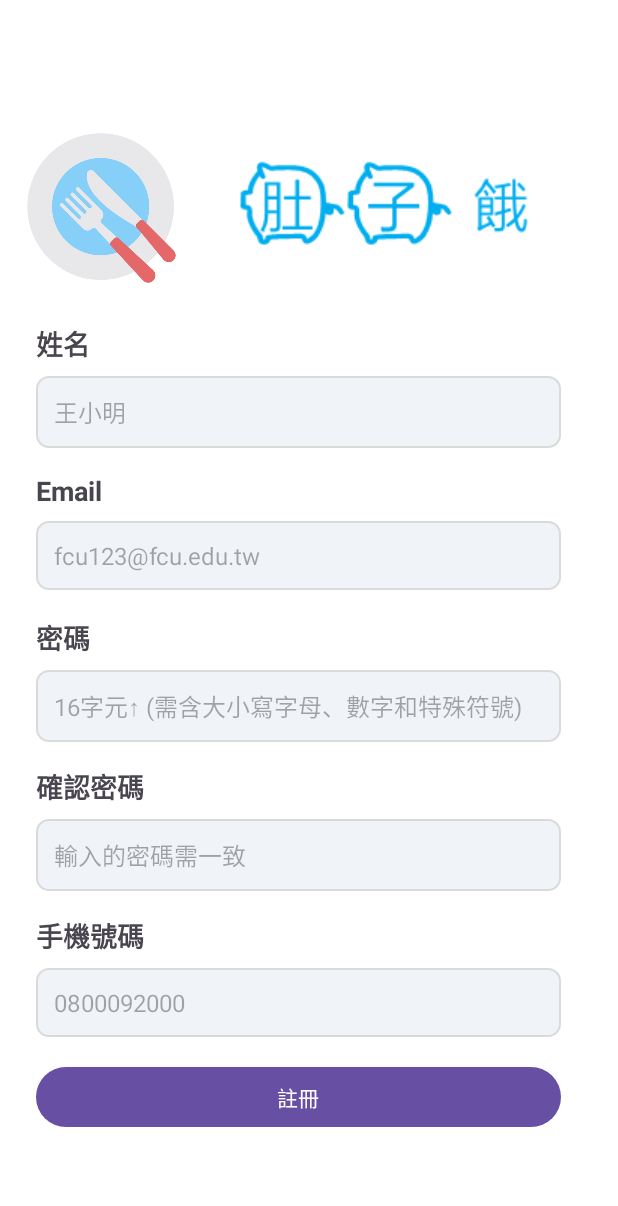
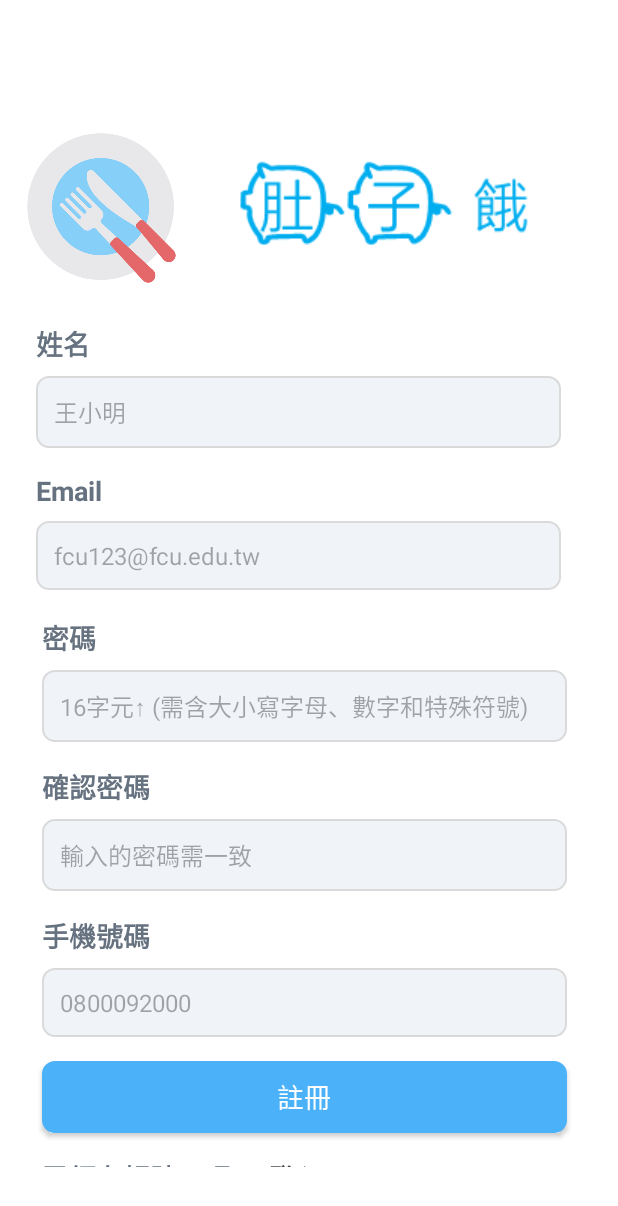
Before and after one commit to WhitePomeranian/Mobile-Application-Development_Hungry, an Android app: the screen it shows after launch (MainActivity), on a phone screen of 412 x 824 dp. Shown: the top 1206 px of the screen. Run offline under Robolectric (Android 15) with nearby library versions, the phone set to English and light mode, and no system bars.

Commit message:
新增button_background.xml來設計註冊按鈕的背景

```diff
--- /dev/null
+++ b/app/src/main/res/drawable/button_background.xml
@@ -0,0 +1,6 @@
+<?xml version="1.0" encoding="utf-8"?>
+<shape xmlns:android="http://schemas.android.com/apk/res/android">
+    <solid android:color="@color/login_register_btn_background"/>  <!-- 背景顏色 -->
+    <corners android:radius="8dp"/>  <!-- 圓角半徑 -->
+    <stroke android:width="1dp" android:color="@color/login_register_btn_border"/>  <!-- 邊框 -->
+</shape>
--- a/app/src/main/res/drawable/edittext_background.xml
+++ b/app/src/main/res/drawable/edittext_background.xml
@@ -1,6 +1,6 @@
 <?xml version="1.0" encoding="utf-8"?>
 <shape xmlns:android="http://schemas.android.com/apk/res/android">
-    <solid android:color="@color/login_and_register_input_background"/>  <!-- 背景顏色 -->
+    <solid android:color="@color/login_register_input_background"/>  <!-- 背景顏色 -->
     <corners android:radius="8dp"/>  <!-- 圓角半徑 -->
-    <stroke android:width="1dp" android:color="@color/login_and_register_input_border"/>  <!-- 邊框 -->
+    <stroke android:width="1dp" android:color="@color/login_register_input_border"/>  <!-- 邊框 -->
 </shape>
--- a/app/src/main/res/layout/activity_main.xml
+++ b/app/src/main/res/layout/activity_main.xml
@@ -49,6 +49,7 @@
                 android:layout_marginTop="8dp"
                 android:text="@string/username_title"
                 android:textAppearance="@style/TextAppearance.AppCompat.Medium"
+                android:textColor="@color/login_register_title"
                 android:textStyle="bold"
                 app:layout_constraintStart_toStartOf="parent"
                 app:layout_constraintTop_toBottomOf="@+id/iv_app_logo" />
@@ -79,6 +80,7 @@
                 android:layout_marginTop="72dp"
                 android:text="@string/email_title"
                 android:textAppearance="@style/TextAppearance.AppCompat.Medium"
+                android:textColor="@color/login_register_title"
                 android:textStyle="bold"
                 app:layout_constraintEnd_toEndOf="@+id/tv_name"
                 app:layout_constraintHorizontal_bias="0.0"
@@ -111,9 +113,10 @@
                 android:layout_marginTop="72dp"
                 android:text="@string/password_title"
                 android:textAppearance="@style/TextAppearance.AppCompat.Medium"
+                android:textColor="@color/login_register_title"
                 android:textStyle="bold"
-                app:layout_constraintEnd_toEndOf="@+id/tv_name"
-                app:layout_constraintStart_toStartOf="@+id/tv_name"
+                app:layout_constraintEnd_toEndOf="@+id/tv_email"
+                app:layout_constraintStart_toStartOf="@+id/tv_email"
                 app:layout_constraintTop_toBottomOf="@+id/tv_email" />
 
             <EditText
@@ -142,6 +145,7 @@
                 android:layout_marginTop="72dp"
                 android:text="@string/confirm_password_title"
                 android:textAppearance="@style/TextAppearance.AppCompat.Medium"
+                android:textColor="@color/login_register_title"
                 android:textStyle="bold"
                 app:layout_constraintEnd_toEndOf="@+id/tv_password"
                 app:layout_constraintHorizontal_bias="0.0"
@@ -173,6 +177,7 @@
                 android:layout_marginTop="72dp"
                 android:text="@string/phone_title"
                 android:textAppearance="@style/TextAppearance.AppCompat.Medium"
+                android:textColor="@color/login_register_title"
                 android:textStyle="bold"
                 app:layout_constraintEnd_toEndOf="@+id/tv_confirm_password"
                 app:layout_constraintStart_toStartOf="@+id/tv_confirm_password"
@@ -197,16 +202,47 @@
                 app:layout_constraintTop_toBottomOf="@+id/tv_phone"
                 app:layout_constraintWidth_percent="0.85" />
 
-            <Button
-                android:id="@+id/button"
+            <androidx.appcompat.widget.AppCompatButton
+                android:id="@+id/register_btn"
                 android:layout_width="0dp"
                 android:layout_height="wrap_content"
                 android:layout_marginTop="16dp"
+                android:background="@drawable/button_background"
                 android:text="@string/register_btn"
+                android:textAppearance="@style/TextAppearance.AppCompat.Medium"
+                android:textColor="@color/white"
                 app:layout_constraintEnd_toEndOf="@+id/et_phone"
                 app:layout_constraintStart_toStartOf="@+id/et_phone"
                 app:layout_constraintTop_toBottomOf="@+id/et_phone"
                 app:layout_constraintWidth_percent="0.85" />
+
+            <TextView
+                android:id="@+id/textView3"
+                android:layout_width="wrap_content"
+                android:layout_height="wrap_content"
+                android:layout_marginTop="16dp"
+                android:layout_marginBottom="200dp"
+                android:text="@string/already_have_account"
+                android:textAppearance="@style/TextAppearance.AppCompat.Medium"
+                android:textColor="@color/login_register_title"
+                android:textStyle="bold"
+                app:layout_constraintBottom_toBottomOf="parent"
+                app:layout_constraintEnd_toEndOf="@+id/tv_phone"
+                app:layout_constraintHorizontal_bias="0.0"
+                app:layout_constraintStart_toStartOf="@+id/tv_phone"
+                app:layout_constraintTop_toBottomOf="@+id/register_btn" />
+
+            <TextView
+                android:id="@+id/textView4"
+                android:layout_width="wrap_content"
+                android:layout_height="wrap_content"
+                android:layout_marginStart="16dp"
+                android:text="@string/login_title"
+                android:textAppearance="@style/TextAppearance.AppCompat.Medium"
+                android:textStyle="bold"
+                app:layout_constraintBottom_toBottomOf="@+id/textView3"
+                app:layout_constraintStart_toEndOf="@+id/textView3"
+                app:layout_constraintTop_toTopOf="@+id/textView3" />
         </androidx.constraintlayout.widget.ConstraintLayout>
     </ScrollView>
 
--- a/app/src/main/res/values/colors.xml
+++ b/app/src/main/res/values/colors.xml
@@ -2,6 +2,9 @@
 <resources>
     <color name="black">#FF000000</color>
     <color name="white">#FFFFFFFF</color>
-    <color name="login_and_register_input_background">#F0F4F8</color>
-    <color name="login_and_register_input_border">#DADADA</color>
+    <color name="login_register_title">#66727F</color>
+    <color name="login_register_input_background">#F0F4F8</color>
+    <color name="login_register_input_border">#DADADA</color>
+    <color name="login_register_btn_background">#4BB2F9</color>
+    <color name="login_register_btn_border">#4BB2F9</color>
 </resources>
--- a/app/src/main/res/values/strings.xml
+++ b/app/src/main/res/values/strings.xml
@@ -11,4 +11,6 @@
     <string name="phone_title">手機號碼</string>
     <string name="phone_hint">0800092000</string>
     <string name="register_btn">註冊</string>
+    <string name="already_have_account">已經有帳號了嗎?</string>
+    <string name="login_title">登入</string>
 </resources>
```
